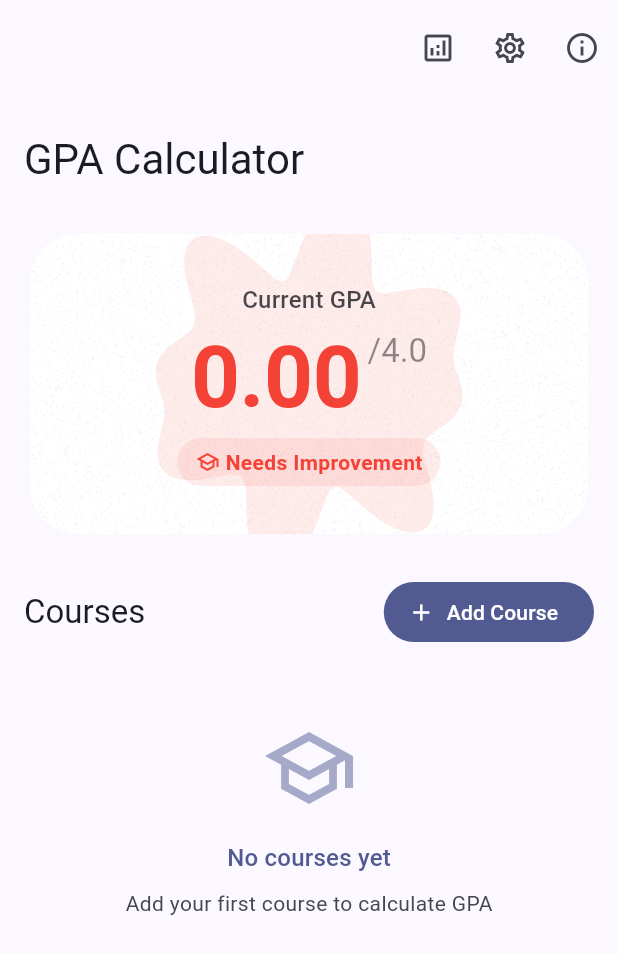
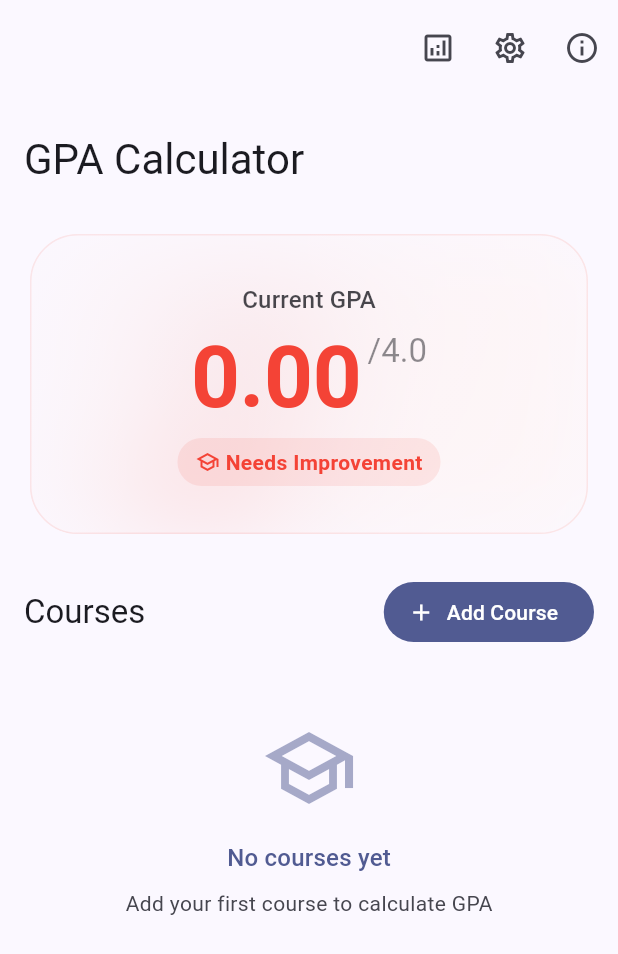
Before and after one commit to himansaE/flutter_gpa, a Flutter app: the screen it shows after launch, on a phone screen of 412 x 824 dp. Shown: the top 954 px of the screen. Run offline on Flutter 3.47's test engine with Material 3 defaults, Android fonts, the phone set to English and light mode, and no system bars; drawn by our look-alikes of flutter_animate; our stand-ins replace shared_preferences.

Commit message:
Refactor AnimatedBlob and GPACard to support multiple colors and enhance visual effects

```diff
--- a/lib/widgets/animated_blob.dart
+++ b/lib/widgets/animated_blob.dart
@@ -1,13 +1,14 @@
+import 'dart:ui' as ui;
 import 'package:flutter/material.dart';
 import 'dart:math' as math;
 
 class AnimatedBlob extends StatefulWidget {
-  final Color color;
+  final List<Color> colors;
   final double size;
 
   const AnimatedBlob({
     super.key,
-    required this.color,
+    required this.colors,
     this.size = 200,
   });
 
@@ -17,77 +18,98 @@ class AnimatedBlob extends StatefulWidget {
 
 class _AnimatedBlobState extends State<AnimatedBlob>
     with TickerProviderStateMixin {
-  late AnimationController _controller1;
-  late AnimationController _controller2;
+  late AnimationController _controller;
+  final _random = math.Random();
+  late List<Offset> _positions;
 
   @override
   void initState() {
     super.initState();
-    _controller1 = AnimationController(
+    _controller = AnimationController(
       vsync: this,
-      duration: const Duration(seconds: 15),
+      duration: const Duration(seconds: 20),
     )..repeat();
 
-    _controller2 = AnimationController(
-      vsync: this,
-      duration: const Duration(seconds: 10),
-    )..repeat(reverse: true);
+    _positions = List.generate(2, (index) {
+      return Offset(
+        _random.nextDouble() * 0.4 - 0.2,
+        _random.nextDouble() * 0.4 - 0.2,
+      );
+    });
   }
 
   @override
   void dispose() {
-    _controller1.dispose();
-    _controller2.dispose();
+    _controller.dispose();
     super.dispose();
   }
 
   @override
   Widget build(BuildContext context) {
     return AnimatedBuilder(
-      animation: _controller1,
+      animation: _controller,
       builder: (context, child) {
-        return AnimatedBuilder(
-          animation: _controller2,
-          builder: (context, child) {
-            return CustomPaint(
-              size: Size(widget.size, widget.size),
-              painter: _BlobPainter(
-                color: widget.color,
-                angle1: _controller1.value * 2 * math.pi,
-                angle2: _controller2.value * 2 * math.pi,
+        return Stack(
+          children: List.generate(2, (index) {
+            final normalizedProgress = _controller.value * 2 * math.pi;
+            final move = Offset(
+              math.sin(normalizedProgress + index * math.pi) * 0.15,
+              math.cos(normalizedProgress + index * math.pi) * 0.15,
+            );
+
+            return Positioned.fill(
+              child: Transform.translate(
+                offset: Offset(
+                  (_positions[index].dx + move.dx) * widget.size,
+                  (_positions[index].dy + move.dy) * widget.size,
+                ),
+                child: RepaintBoundary(
+                  child: CustomPaint(
+                    size: Size(widget.size, widget.size),
+                    painter: _OptimizedBlobPainter(
+                      color: widget.colors[index % widget.colors.length],
+                      progress: normalizedProgress,
+                      phaseOffset: index * math.pi,
+                    ),
+                  ),
+                ),
               ),
             );
-          },
+          }),
         );
       },
     );
   }
 }
 
-class _BlobPainter extends CustomPainter {
+class _OptimizedBlobPainter extends CustomPainter {
   final Color color;
-  final double angle1;
-  final double angle2;
+  final double progress;
+  final double phaseOffset;
+  static const _points = 180;
 
-  _BlobPainter({
+  _OptimizedBlobPainter({
     required this.color,
-    required this.angle1,
-    required this.angle2,
+    required this.progress,
+    required this.phaseOffset,
   });
 
   @override
   void paint(Canvas canvas, Size size) {
     final center = Offset(size.width / 2, size.height / 2);
     final radius = math.min(size.width, size.height) / 2;
+    final path = Path();
 
-    final path = Path();
-    for (var i = 0; i < 360; i++) {
-      final rad = i * math.pi / 180;
-      final variance1 = math.sin(rad * 6 + angle1) * 0.15;
-      final variance2 = math.cos(rad * 8 + angle2) * 0.15;
-      final r = radius * (1 + variance1 + variance2);
-      final x = center.dx + r * math.cos(rad);
-      final y = center.dy + r * math.sin(rad);
+    for (var i = 0; i <= _points; i++) {
+      final angle = (i * math.pi * 2) / _points;
+      final loopedProgress = progress % (math.pi * 2);
+
+      final noise = math.sin(angle * 3 + loopedProgress + phaseOffset) * 0.15 +
+          math.cos(angle * 4 - loopedProgress + phaseOffset) * 0.15;
+
+      final r = radius * (0.8 + noise);
+      final x = center.dx + r * math.cos(angle);
+      final y = center.dy + r * math.sin(angle);
 
       if (i == 0) {
         path.moveTo(x, y);
@@ -97,17 +119,30 @@ class _BlobPainter extends CustomPainter {
     }
     path.close();
 
+    final gradient = ui.Gradient.radial(
+      center,
+      radius * 1.5,
+      [
+        color.withOpacity(0.3),
+        color.withOpacity(0.1),
+        color.withOpacity(0.05),
+      ],
+      [0.0, 0.5, 1.0],
+    );
+
     final paint = Paint()
-      ..color = color
-      ..style = PaintingStyle.fill;
+      ..shader = gradient
+      ..style = PaintingStyle.fill
+      ..maskFilter = const MaskFilter.blur(BlurStyle.normal, 32)
+      ..imageFilter = ui.ImageFilter.blur(sigmaX: 8, sigmaY: 8);
 
     canvas.drawPath(path, paint);
   }
 
   @override
-  bool shouldRepaint(covariant _BlobPainter oldDelegate) {
-    return oldDelegate.angle1 != angle1 ||
-        oldDelegate.angle2 != angle2 ||
-        oldDelegate.color != color;
+  bool shouldRepaint(covariant _OptimizedBlobPainter oldDelegate) {
+    return oldDelegate.progress != progress ||
+        oldDelegate.color != color ||
+        oldDelegate.phaseOffset != phaseOffset;
   }
 }
--- a/lib/widgets/gpa_card.dart
+++ b/lib/widgets/gpa_card.dart
@@ -1,3 +1,5 @@
+import 'dart:ui';
+
 import 'package:flutter/material.dart';
 import 'package:flutter_animate/flutter_animate.dart';
 import 'animated_blob.dart';
@@ -8,11 +10,30 @@ class GPACard extends StatelessWidget {
 
   const GPACard({super.key, required this.gpa});
 
-  Color _getGPAColor(double gpa) {
-    if (gpa >= 3.5) return Colors.green;
-    if (gpa >= 3.0) return Colors.blue;
-    if (gpa >= 2.0) return Colors.orange;
-    return Colors.red;
+  List<Color> _getGPAColors(double gpa) {
+    if (gpa >= 3.5)
+      return [
+        Colors.green.shade300,
+        Colors.green.shade500,
+        Colors.teal.shade300,
+      ];
+    if (gpa >= 3.0)
+      return [
+        Colors.blue.shade300,
+        Colors.blue.shade500,
+        Colors.indigo.shade300,
+      ];
+    if (gpa >= 2.0)
+      return [
+        Colors.orange.shade300,
+        Colors.orange.shade500,
+        Colors.deepOrange.shade300,
+      ];
+    return [
+      Colors.red.shade300,
+      Colors.red.shade500,
+      Colors.deepOrange.shade300,
+    ];
   }
 
   String _getGPAStatus(double gpa) {
@@ -24,7 +45,7 @@ class GPACard extends StatelessWidget {
 
   @override
   Widget build(BuildContext context) {
-    final color = _getGPAColor(gpa);
+    final colors = _getGPAColors(gpa);
     final status = _getGPAStatus(gpa);
     final colorScheme = Theme.of(context).colorScheme;
 
@@ -32,24 +53,53 @@ class GPACard extends StatelessWidget {
       elevation: 0,
       shape: RoundedRectangleBorder(
         borderRadius: BorderRadius.circular(32),
+        side: BorderSide(
+          color: colors[1].withOpacity(0.1),
+          width: 1,
+        ),
       ),
       child: ClipRRect(
         borderRadius: BorderRadius.circular(32),
         child: Stack(
           children: [
-            // Animated blobs
+            // Background gradient
+            Positioned.fill(
+              child: DecoratedBox(
+                decoration: BoxDecoration(
+                  gradient: LinearGradient(
+                    begin: Alignment.topLeft,
+                    end: Alignment.bottomRight,
+                    colors: [
+                      colors[0].withOpacity(0.1),
+                      colors[1].withOpacity(0.05),
+                    ],
+                  ),
+                ),
+              ),
+            ),
+            // Animated blobs with larger size
             Positioned.fill(
               child: AnimatedBlob(
-                color: color.withOpacity(0.1),
-                size: 300,
+                colors: colors,
+                size: 800,
               ),
             ),
-            // Grain effect
+            // Enhanced glass effect
             Positioned.fill(
-              child: CustomPaint(
-                painter: GrainShader(
-                  color: colorScheme.primary,
-                  opacity: 0.05,
+              child: BackdropFilter(
+                filter: ImageFilter.blur(sigmaX: 30, sigmaY: 30),
+                child: Container(
+                  decoration: BoxDecoration(
+                    gradient: LinearGradient(
+                      begin: Alignment.topLeft,
+                      end: Alignment.bottomRight,
+                      colors: [
+                        colorScheme.surface.withOpacity(0.8),
+                        colorScheme.surface.withOpacity(0.2),
+                      ],
+                      stops: const [0.0, 1.0],
+                    ),
+                  ),
                 ),
               ),
             ),
@@ -74,7 +124,7 @@ class GPACard extends StatelessWidget {
                         gpa.toStringAsFixed(2),
                         style:
                             Theme.of(context).textTheme.displayLarge?.copyWith(
-                                  color: color,
+                                  color: colors[1],
                                   fontWeight: FontWeight.bold,
                                 ),
                       ).animate().fadeIn().scale(),
@@ -94,7 +144,7 @@ class GPACard extends StatelessWidget {
                       vertical: 6,
                     ),
                     decoration: BoxDecoration(
-                      color: color.withOpacity(0.1),
+                      color: colors[1].withOpacity(0.1),
                       borderRadius: BorderRadius.circular(20),
                     ),
                     child: Row(
@@ -103,14 +153,14 @@ class GPACard extends StatelessWidget {
                         Icon(
                           Icons.school_outlined,
                           size: 16,
-                          color: color,
+                          color: colors[1],
                         ),
                         const SizedBox(width: 4),
                         Text(
                           status,
                           style:
                               Theme.of(context).textTheme.bodyMedium?.copyWith(
-                                    color: color,
+                                    color: colors[1],
                                     fontWeight: FontWeight.bold,
                                   ),
                         ),
```
